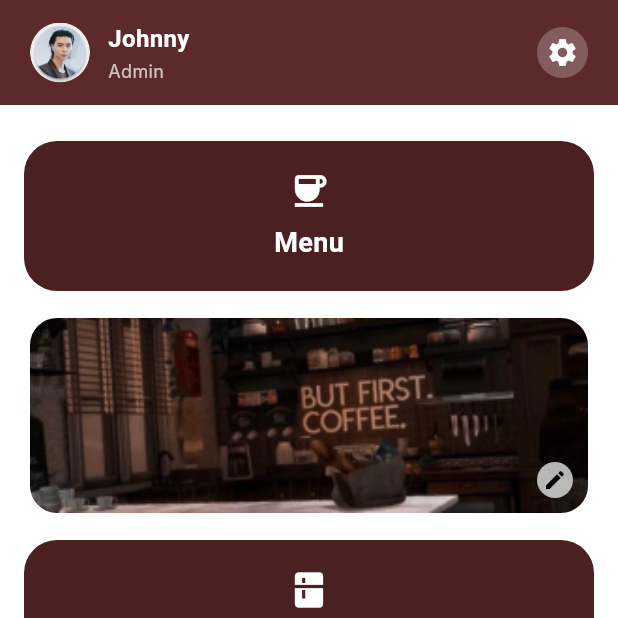
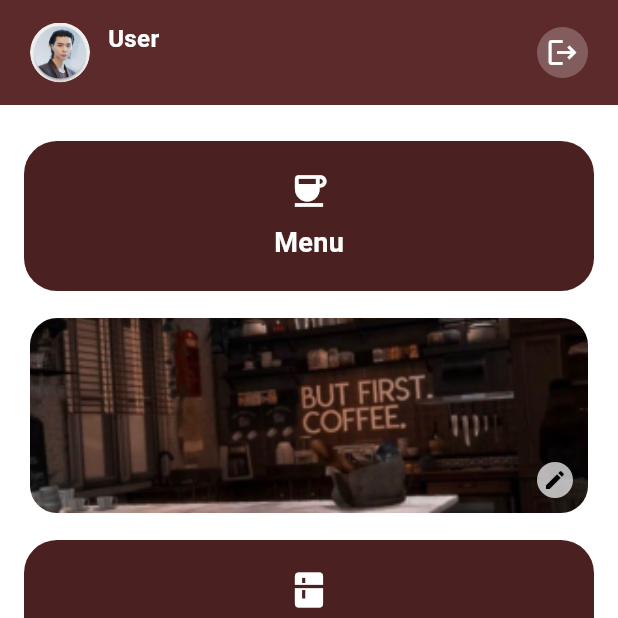
Before and after one commit to zainalsalamun/coffee_mobile_apps, a Flutter app: the HomePage screen opened by its route, on a phone screen of 412 x 824 dp, the top half of it. Run offline on Flutter 3.47's test engine with Material 3 defaults, Android fonts, the phone set to English and light mode, and no system bars; our stand-ins replace hive, hive_flutter; accounts and stored records are empty; Roboto replaces fonts that are missing (Georgia, Inter).

Commit message:
update : homepage

```diff
--- a/lib/modules/home/home_page.dart
+++ b/lib/modules/home/home_page.dart
@@ -1,13 +1,19 @@
 import 'package:flutter/material.dart';
+import 'package:coffe_mobile_apps/services/auth_services.dart';
+import '../../models/user.dart';
 
 class HomePage extends StatelessWidget {
-  const HomePage({super.key});
+  HomePage({super.key});
 
   final Color maroon = const Color(0xFF5C2A2A);
   final Color maroonDark = const Color(0xFF4A2020);
 
+  final AuthService _auth = AuthService();
+
   @override
   Widget build(BuildContext context) {
+    final AppUser? user = _auth.currentUser;
+
     return Scaffold(
       backgroundColor: Colors.white,
       body: SafeArea(
@@ -22,7 +28,9 @@ class HomePage extends StatelessWidget {
                   vertical: 14,
                 ),
                 decoration: BoxDecoration(color: maroon),
-                child: GestureDetector(
+                child: Row(
+                  children: [
+                    GestureDetector(
                       onTap: () {
                         Navigator.pushNamed(context, '/edit-profile');
                       },
@@ -39,47 +47,53 @@ class HomePage extends StatelessWidget {
                           ),
                           const SizedBox(width: 12),
 
-                      // Name + Role
                           Column(
                             crossAxisAlignment: CrossAxisAlignment.start,
-                        children: const [
+                            children: [
                               Text(
-                            "Johnny",
-                            style: TextStyle(
+                                user?.username ?? "User",
+                                style: const TextStyle(
                                   color: Colors.white,
                                   fontWeight: FontWeight.bold,
                                   fontSize: 16,
                                   fontFamily: 'Georgia',
                                 ),
                               ),
-                          SizedBox(height: 2),
+                              const SizedBox(height: 2),
                               Text(
-                            "Admin",
-                            style: TextStyle(
+                                user?.role ?? "",
+                                style: const TextStyle(
                                   color: Colors.white70,
                                   fontSize: 12,
                                 ),
                               ),
                             ],
                           ),
+                        ],
+                      ),
+                    ),
 
                     const Spacer(),
 
-                      // Settings Icon
-                      Container(
+                    GestureDetector(
+                      onTap: () async {
+                        await _auth.logout();
+                        Navigator.pushReplacementNamed(context, '/login');
+                      },
+                      child: Container(
                         padding: const EdgeInsets.all(6),
                         decoration: BoxDecoration(
                           color: Colors.white24,
                           borderRadius: BorderRadius.circular(30),
                         ),
                         child: const Icon(
-                          Icons.settings,
+                          Icons.logout,
                           color: Colors.white,
                           size: 22,
                         ),
                       ),
+                    ),
                   ],
-                  ),
                 ),
               ),
 
@@ -95,9 +109,7 @@ class HomePage extends StatelessWidget {
               ),
 
               const SizedBox(height: 14),
-
               _imageCard("assets/images/but_first_coffee.png"),
-
               const SizedBox(height: 14),
 
               _menuCard(
@@ -110,9 +122,7 @@ class HomePage extends StatelessWidget {
               ),
 
               const SizedBox(height: 14),
-
               _infoTextCard(),
-
               const SizedBox(height: 14),
 
               _menuCard(
@@ -125,7 +135,6 @@ class HomePage extends StatelessWidget {
               ),
 
               const SizedBox(height: 14),
-
               _imageCard("assets/images/coffe_cup.png"),
             ],
           ),
@@ -206,7 +215,7 @@ class HomePage extends StatelessWidget {
       margin: const EdgeInsets.symmetric(horizontal: 20),
       padding: const EdgeInsets.symmetric(vertical: 22, horizontal: 20),
       decoration: BoxDecoration(
-        color: const Color(0xFF5C2A2A),
+        color: maroon,
         borderRadius: BorderRadius.circular(18),
       ),
       child: Stack(
@@ -227,8 +236,6 @@ class HomePage extends StatelessWidget {
               Divider(color: Colors.white38, thickness: 1),
             ],
           ),
-
-          // Icon Edit
           Positioned(
             right: 0,
             bottom: 0,
```
Lines whose indentation alone changed are shown as unchanged.
